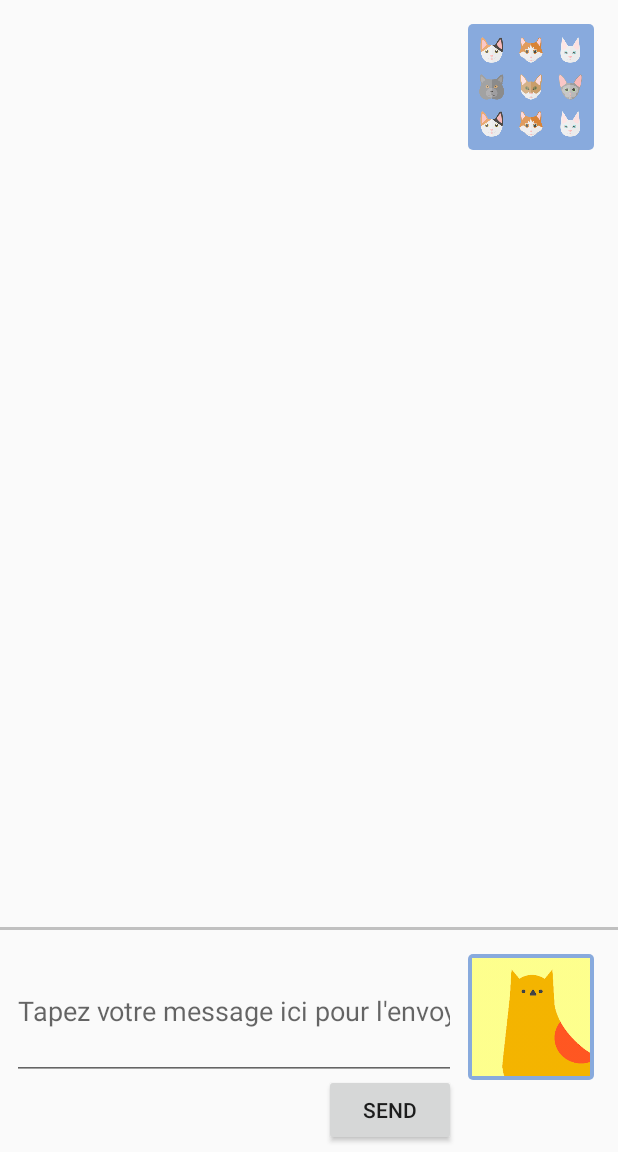
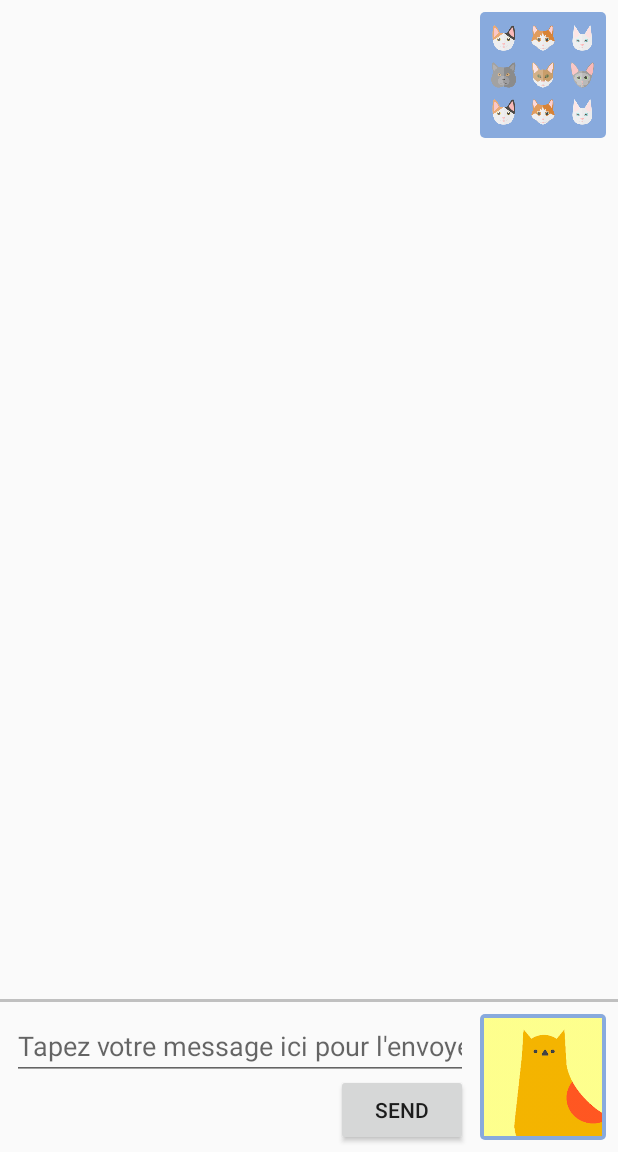
Before and after one commit to CS-POOA-2018/PtiChat, an Android app: the ChatActivity screen opened directly, with no data from a screen before it, on a phone screen of 412 x 824 dp, the part 84-1236 px from its top. Run offline under Robolectric (Android 15) with nearby library versions, the phone set to English and light mode, and no system bars; 4 statements that could not run were skipped.

Commit message:
[App] Change design chat

```diff
--- a/PtiChatApp/app/src/main/res/layout/activity_chat.xml
+++ b/PtiChatApp/app/src/main/res/layout/activity_chat.xml
@@ -24,11 +24,13 @@
             android:id="@+id/chatAvatar"
             android:layout_width="84dp"
             android:layout_height="84dp"
-            android:layout_marginTop="16dp"
-            android:layout_marginEnd="16dp"
+            android:layout_marginStart="8dp"
+            android:layout_marginTop="8dp"
+            android:layout_marginEnd="8dp"
+            android:background="@drawable/image_border"
             android:contentDescription="@string/avatar"
-            android:background="@drawable/image_border"
             app:layout_constraintEnd_toEndOf="parent"
+            app:layout_constraintStart_toEndOf="@+id/chatView"
             app:layout_constraintTop_toTopOf="parent"
             app:srcCompat="@drawable/avatar1"
             tools:srcCompat="@tools:sample/avatars[12]" />
@@ -50,8 +52,7 @@
             android:id="@+id/greyLine"
             android:layout_width="fill_parent"
             android:layout_height="2dp"
-            android:layout_marginTop="16dp"
-            android:layout_marginBottom="16dp"
+            android:layout_marginBottom="8dp"
             android:background="#c0c0c0"
             app:layout_constraintBottom_toTopOf="@+id/userAvatar" />
 
@@ -59,10 +60,10 @@
             android:id="@+id/userAvatar"
             android:layout_width="84dp"
             android:layout_height="84dp"
-            android:layout_marginEnd="16dp"
-            android:layout_marginBottom="48dp"
+            android:layout_marginEnd="8dp"
+            android:layout_marginBottom="8dp"
+            android:background="@drawable/image_border"
             android:contentDescription="@string/avatar"
-            android:background="@drawable/image_border"
             app:layout_constraintBottom_toBottomOf="parent"
             app:layout_constraintEnd_toEndOf="parent"
             app:srcCompat="@drawable/avatar1"
```
